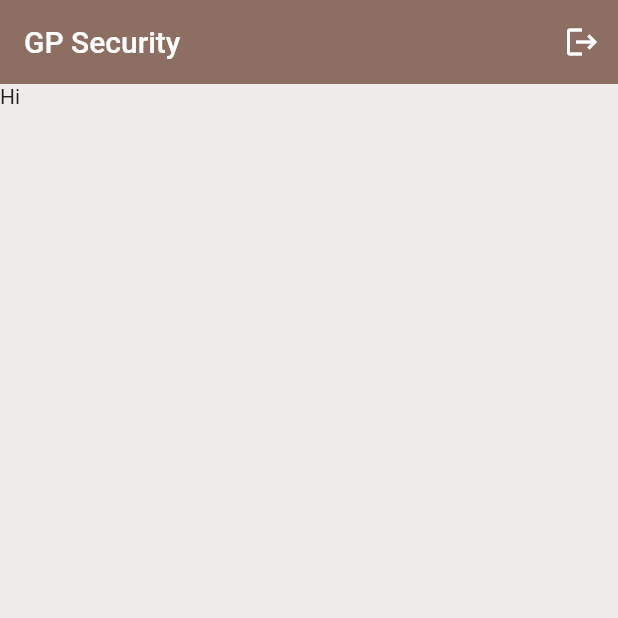
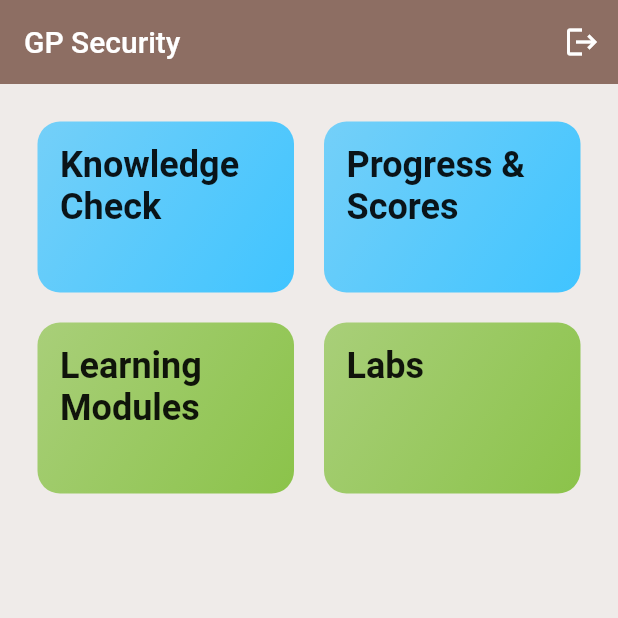
Before and after one commit to aseemsethi/gp_ent, a Flutter app: the screen it shows once a user with an empty profile is signed in, on a phone screen of 412 x 824 dp, the top half of it. Run offline on Flutter 3.47's test engine with Material 2 defaults, Android fonts, the phone set to English and light mode, and no system bars; our stand-ins replace cloud_firestore, firebase_auth, firebase_core, flutter_spinkit; accounts and stored records are empty.

Commit message:
infra for knowledge Q

```diff
--- /dev/null
+++ b/lib/data/securityHdg.dart
@@ -0,0 +1,45 @@
+import 'package:flutter/material.dart';
+import '../models/securityHdgModel.dart';
+import '../models/qChaptersModel.dart';
+
+const ModelData = [
+  securityHdg(
+    id: 'a1',
+    title: 'Knowledge Check',
+    color: Colors.lightBlueAccent,
+  ),
+  securityHdg(
+    id: 'a2',
+    title: 'Progress & Scores',
+    color: Colors.lightBlueAccent,
+  ),
+  securityHdg(
+    id: 'a3',
+    title: 'Learning Modules',
+    color: Colors.lightGreen,
+  ),
+  securityHdg(
+    id: 'a4',
+    title: 'Labs',
+    color: Colors.lightGreen,
+  ),
+];
+
+const qChaptersData = [
+  qChaptersModel(
+      id: "c1",
+      title: "Basic Security",
+      imageUrl: 'https://source.unsplash.com/user/c_v_r/1900x800',
+      complexity: Complexity.Simple),
+  qChaptersModel(
+      id: "c2",
+      title: "IAM",
+      imageUrl: 'https://source.unsplash.com/user/c_v_r/1900x800',
+      //'https://placebear.com/g/200/200',
+      complexity: Complexity.Challenging),
+  qChaptersModel(
+      id: "c3",
+      title: "Firewall",
+      imageUrl: 'https://source.unsplash.com/user/c_v_r/1900x800',
+      complexity: Complexity.Hard),
+];
--- a/lib/main.dart
+++ b/lib/main.dart
@@ -2,6 +2,7 @@ import 'package:firebase_auth/firebase_auth.dart';
 import 'package:flutter/material.dart';
 import 'package:gp_ent/screens/wrapper_auth.dart';
 import 'package:gp_ent/screens/wrapper_home.dart';
+import './screens/qChapters.dart';
 import './services/auth.dart';
 import 'package:provider/provider.dart';
 import 'package:firebase_core/firebase_core.dart';
@@ -22,7 +23,13 @@ class MyApp extends StatelessWidget {
       value: AuthService().authStateChange(),
       initialData: null,
       child: MaterialApp(
-        home: Wrapper(),
+        //home: Wrapper(),
+        initialRoute: '/',
+        routes: {
+          '/': (ctx) => Wrapper(),
+          // '/': (ctx) => Screen1(),
+          '/questions': (ctx) => QChapters(),
+        },
       ),
     );
   }
--- a/lib/screens/wrapper_home.dart
+++ b/lib/screens/wrapper_home.dart
@@ -1,5 +1,7 @@
 import 'package:flutter/material.dart';
 import '../services/auth.dart';
+import '../data/securityHdg.dart';
+import '../widgets/securityHdgItem.dart';
 import 'package:cloud_firestore/cloud_firestore.dart';
 
 class Home extends StatelessWidget {
@@ -25,7 +27,20 @@ class Home extends StatelessWidget {
           ),
         ],
       ),
-      body: Text("Hi"),
+      body: GridView(
+        padding: EdgeInsets.all(25),
+        gridDelegate: SliverGridDelegateWithMaxCrossAxisExtent(
+          maxCrossAxisExtent: 200,
+          childAspectRatio: 3 / 2,
+          crossAxisSpacing: 20,
+          mainAxisSpacing: 20,
+        ),
+        children: ModelData.map((mdata) => SecurityHdgItem(
+              mdata.id,
+              mdata.title,
+              mdata.color,
+            )).toList(),
+      ),
     );
   }
 }
--- /dev/null
+++ b/lib/widgets/securityHdgItem.dart
@@ -0,0 +1,51 @@
+import 'package:flutter/material.dart';
+//import '../screens/screen2.dart';
+
+class SecurityHdgItem extends StatelessWidget {
+  final String id;
+  final String title;
+  final Color color;
+
+  const SecurityHdgItem(this.id, this.title, this.color);
+
+  void selectCategory(BuildContext ctx) {
+    // Navigator.of(ctx).push(MaterialPageRoute(builder: (_) {
+    //   return Screen2(id, title);
+    // }));
+    Navigator.of(ctx).pushNamed(
+      '/questions',
+      arguments: {
+        'id': id,
+        'title': title,
+      },
+    );
+  }
+
+  @override
+  Widget build(BuildContext context) {
+    return InkWell(
+      // GestreDetector with Ripple effect
+      onTap: () => selectCategory(context),
+      splashColor: Theme.of(context).primaryColor,
+      borderRadius: BorderRadius.circular(15),
+      child: Container(
+        padding: const EdgeInsets.all(15),
+        child: Text(
+          title,
+          style: TextStyle(
+            fontSize: 24,
+            fontWeight: FontWeight.bold,
+            color: Colors.black.withOpacity(0.9),
+          ),
+        ),
+        decoration: BoxDecoration(
+          gradient: LinearGradient(colors: [
+            color.withOpacity(0.7),
+            color,
+          ], begin: Alignment.topLeft, end: Alignment.bottomRight),
+          borderRadius: BorderRadius.circular(15),
+        ),
+      ),
+    );
+  }
+}
```
Also changed, not shown: lib/models/qChaptersModel.dart (added, +22 -0 lines), lib/models/securityHdgModel.dart (added, +13 -0 lines), lib/screens/qChapters.dart (added, +35 -0 lines), lib/widgets/qChaptersItem.dart (added, +101 -0 lines).
